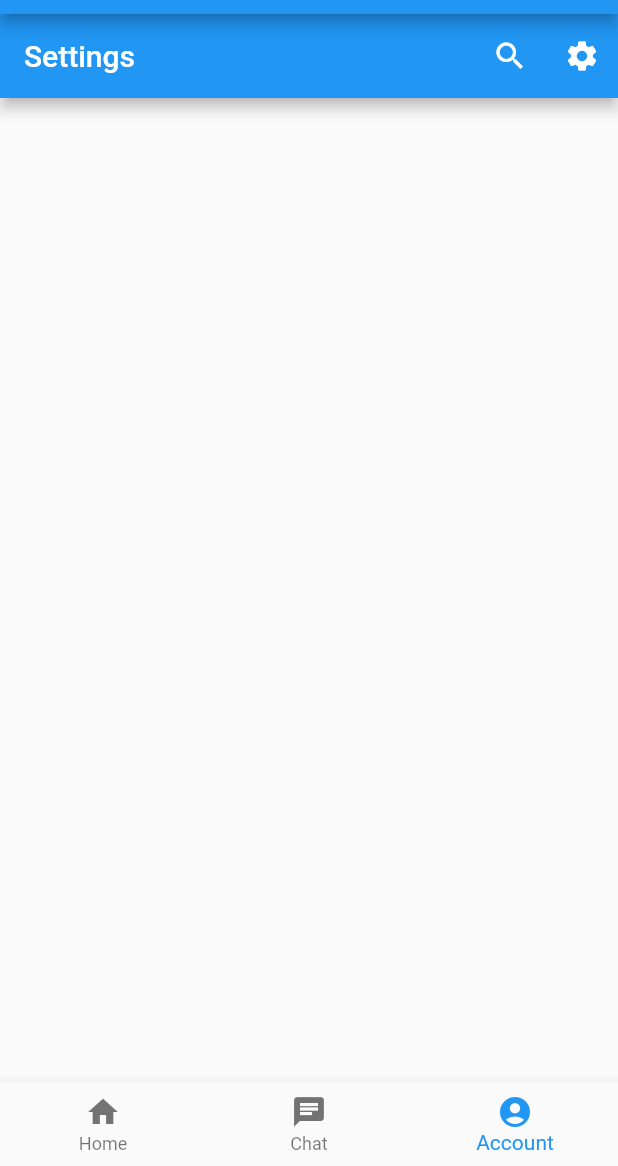
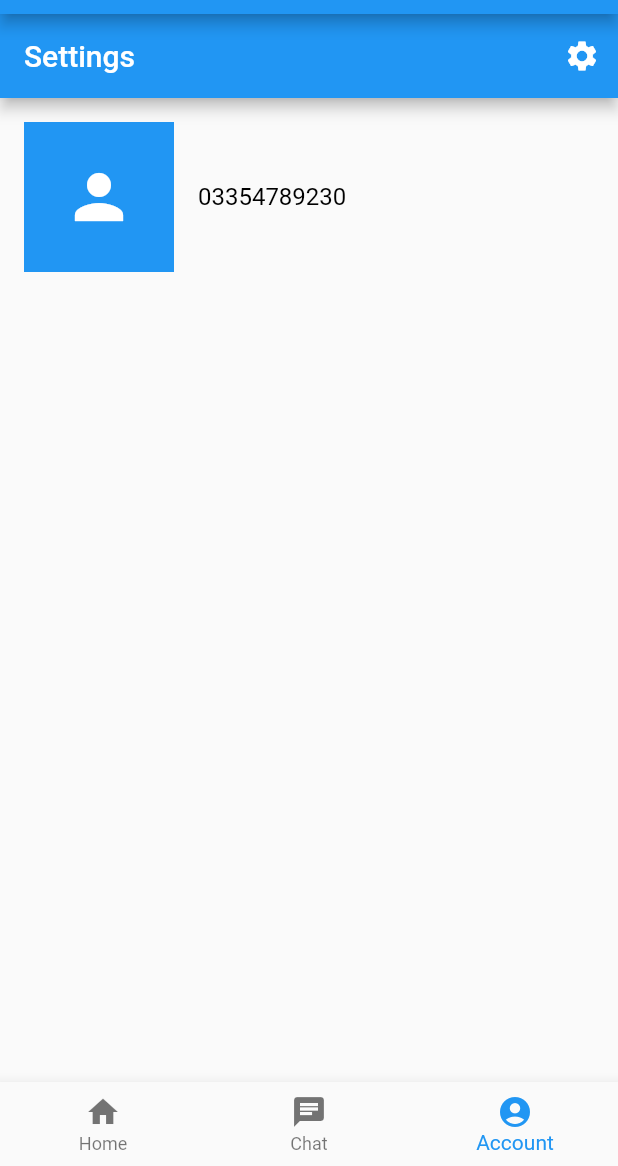
Before and after one commit to Hadiyahsaeed/MishalLab, a Flutter app: the screen it shows after launch, item 3 of the bottom bar chosen, on a phone screen of 412 x 824 dp, the part 70-1236 px from its top. Run offline on Flutter 3.47's test engine with Material 2 defaults, Android fonts, the phone set to English and light mode, and no system bars.

Commit message:
Updates in main.dart
Added person icon and text on right side

```diff
--- a/lib/main.dart
+++ b/lib/main.dart
@@ -86,7 +86,7 @@ class _MyHomePageState extends State<MyHomePage> {
       case 1:
         return ChatPage();
       case 2:
-        return const AccountPage();
+        return AccountPage();
       default:
         return const HomeScreen();
     }
@@ -198,21 +198,14 @@ class ChatPage extends StatelessWidget {
 
 class AccountPage extends StatelessWidget {
   const AccountPage({super.key});
+
   @override
   Widget build(BuildContext context) {
     return Scaffold(
       appBar: AppBar(
-        // Customize the AppBar as needed
         title: const Text('Settings'),
-        backgroundColor: Colors.blue, // Change the background color
+        backgroundColor: Colors.blue,
         actions: <Widget>[
-          // Add action buttons or widgets on the right side of the AppBar
-          IconButton(
-            icon: const Icon(Icons.search),
-            onPressed: () {
-              // Handle the search action
-            },
-          ),
           IconButton(
             icon: const Icon(Icons.settings),
             onPressed: () {
@@ -221,7 +214,43 @@ class AccountPage extends StatelessWidget {
           ),
         ],
       ),
+      body: const Padding(
+        padding: EdgeInsets.all(16.0),
+        child: Row(
+          children: [
+            // PersonWidget
+            PersonWidget(),
 
+            // Text widget on the right side
+            SizedBox(width: 16.0), // Add some space between the widgets
+            Text(
+              '03354789230',
+              style: TextStyle(
+                color: Colors.black, // Customize text color
+                fontSize: 16.0,     // Customize text size
+              ),
+            ),
+          ],
+        ),
+      ),
+    );
+  }
+}
+
+class PersonWidget extends StatelessWidget {
+  const PersonWidget({super.key});
+
+  @override
+  Widget build(BuildContext context) {
+    return Container(
+      color: Colors.blue,
+      width: 100.0,
+      height: 100.0,
+      child: const Icon(
+        Icons.person,
+        size: 48.0,
+        color: Colors.white,
+      ),
     );
   }
 }
```
